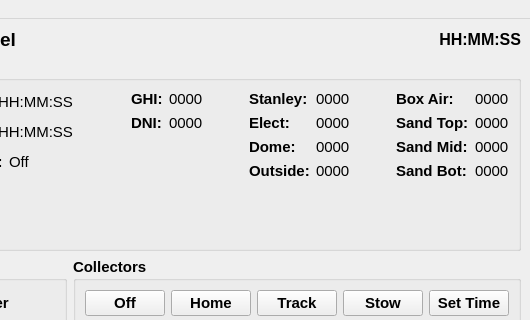
Qt form Gen2OpsConsole.ui (behines/Gen3OpsConsole) before a commit; both pictures show x 264 to 794 and y 0 to 320 of the 794 by 602 pixel window.
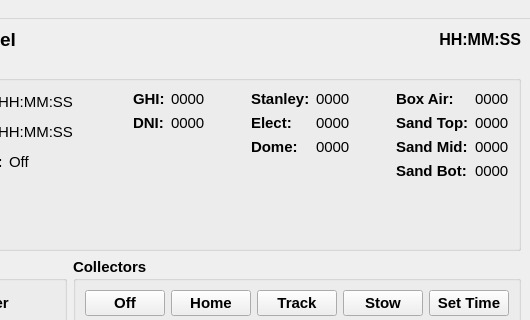
The same form after that commit.

The edit to the form file:
```diff
--- a/Gen2OpsConsole.ui
+++ b/Gen2OpsConsole.ui
@@ -334,7 +334,7 @@
                  <item>
                   <widget class="QLabel" name="label_11">
                    <property name="text">
-                    <string>Outside:</string>
+                    <string> </string>
                    </property>
                   </widget>
                  </item>
@@ -398,7 +398,7 @@
                     </font>
                    </property>
                    <property name="text">
-                    <string>0000</string>
+                    <string> </string>
                    </property>
                   </widget>
                  </item>
```
Left out of the diff: 2 changed lines with no effect on the pictures.
